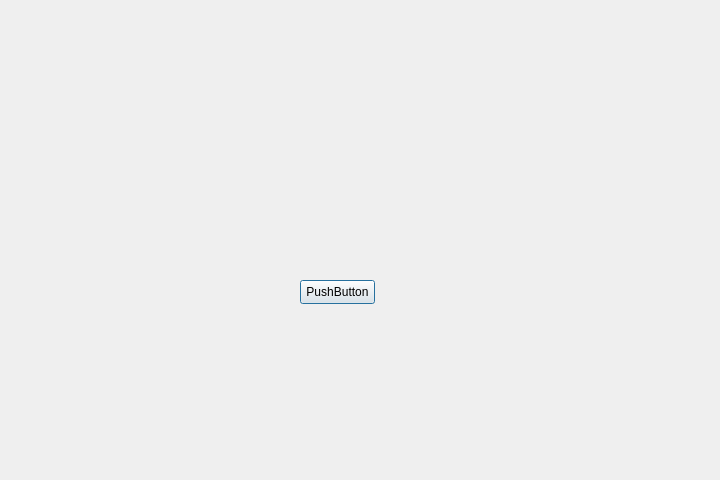
First picture: the form in assistentepython.ui, repository dgtyPedro/Assistente-Virtual-Python, before the edit.
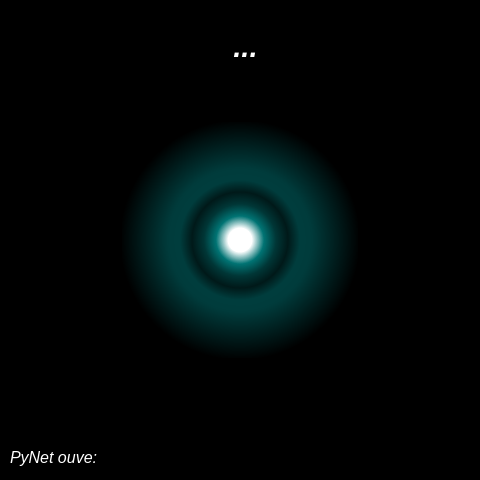
Second picture: the form after the edit.

Diff of the .ui file:
```diff
--- a/assistentepython.ui
+++ b/assistentepython.ui
@@ -6,36 +6,125 @@
    <rect>
     <x>0</x>
     <y>0</y>
-    <width>720</width>
+    <width>480</width>
     <height>480</height>
    </rect>
   </property>
   <property name="minimumSize">
    <size>
-    <width>720</width>
+    <width>480</width>
     <height>480</height>
    </size>
   </property>
   <property name="maximumSize">
    <size>
-    <width>720</width>
+    <width>480</width>
     <height>480</height>
    </size>
   </property>
   <property name="windowTitle">
    <string>Dialog</string>
   </property>
+  <property name="styleSheet">
+   <string notr="true">background-color:black</string>
+  </property>
   <widget class="QPushButton" name="pushButton">
+   <property name="enabled">
+    <bool>true</bool>
+   </property>
    <property name="geometry">
     <rect>
-     <x>300</x>
-     <y>280</y>
-     <width>75</width>
-     <height>24</height>
+     <x>120</x>
+     <y>120</y>
+     <width>240</width>
+     <height>240</height>
     </rect>
    </property>
+   <property name="maximumSize">
+    <size>
+     <width>240</width>
+     <height>240</height>
+    </size>
+   </property>
+   <property name="mouseTracking">
+    <bool>true</bool>
+   </property>
+   <property name="styleSheet">
+    <string notr="true">QPushButton:hover
+{
+background-color:qradialgradient(spread:pad, cx:0.5, cy:0.5, radius:0.5, fx:0.5, fy:0.5, stop:0 rgba(255, 255, 255, 255), stop:0.1 rgba(255, 255, 255, 255), stop:0.2 rgba(255, 176, 176, 167), stop:0.3 rgba(255, 151, 151, 92), stop:0.4 rgba(255, 125, 125, 51), stop:0.5 rgba(255, 76, 76, 205), stop:0.52 rgba(255, 76, 76, 205), stop:0.6 rgba(255, 180, 180, 84), stop:1 rgba(255, 255, 255, 0));
+border: 2px solid black;
+}
+
+QPushButton
+{
+background-color:qradialgradient(spread:pad, cx:0.5, cy:0.5, radius:0.5, fx:0.5, fy:0.5, stop:0 rgba(255, 255, 255, 255), stop:0.1 rgba(255, 255, 255, 255), stop:0.2 rgba(0, 176, 176, 167), stop:0.3 rgba(0, 151, 151, 92), stop:0.4 rgba(0, 125, 125, 51), stop:0.5 rgba(0, 76, 76, 205), stop:0.52 rgba(0, 76, 76, 205), stop:0.6 rgba(0, 180, 180, 84), stop:1 rgba(255, 255, 255, 0));
+
+
+
+border: 2px solid black;
+}</string>
+   </property>
    <property name="text">
-    <string>PushButton</string>
+    <string/>
+   </property>
+  </widget>
+  <widget class="QLabel" name="label">
+   <property name="enabled">
+    <bool>true</bool>
+   </property>
+   <property name="geometry">
+    <rect>
+     <x>160</x>
+     <y>30</y>
+     <width>171</width>
+     <height>31</height>
+    </rect>
+   </property>
+   <property name="layoutDirection">
+    <enum>Qt::LeftToRight</enum>
+   </property>
+   <property name="text">
+    <string>&lt;!DOCTYPE HTML PUBLIC &quot;-//W3C//DTD HTML 4.0//EN&quot; &quot;http://www.w3.org/TR/REC-html40/strict.dtd&quot;&gt;
+&lt;html&gt;&lt;head&gt;&lt;meta name=&quot;qrichtext&quot; content=&quot;1&quot; /&gt;&lt;meta charset=&quot;utf-8&quot; /&gt;&lt;style type=&quot;text/css&quot;&gt;
+p, li { white-space: pre-wrap; }
+&lt;/style&gt;&lt;/head&gt;&lt;body style=&quot; font-family:'Segoe UI'; font-size:9pt; font-weight:400; font-style:normal;&quot;&gt;
+&lt;p align=&quot;center&quot; style=&quot; margin-top:12px; margin-bottom:12px; margin-left:0px; margin-right:0px; -qt-block-indent:0; text-indent:0px;&quot;&gt;&lt;span style=&quot; font-size:22pt; font-weight:700; font-style:italic; color:#ffffff;&quot;&gt;...&lt;/span&gt;&lt;/p&gt;&lt;/body&gt;&lt;/html&gt;</string>
+   </property>
+   <property name="textFormat">
+    <enum>Qt::RichText</enum>
+   </property>
+   <property name="scaledContents">
+    <bool>false</bool>
+   </property>
+   <property name="alignment">
+    <set>Qt::AlignHCenter|Qt::AlignTop</set>
+   </property>
+  </widget>
+  <widget class="QLabel" name="label_2">
+   <property name="geometry">
+    <rect>
+     <x>20</x>
+     <y>420</y>
+     <width>441</width>
+     <height>41</height>
+    </rect>
+   </property>
+   <property name="text">
+    <string>&lt;html&gt;&lt;head/&gt;&lt;body&gt;&lt;p&gt;&lt;br/&gt;&lt;span style=&quot; font-size:12pt; font-style:italic; color:#ffffff;&quot;&gt;PyNet diz:&lt;/span&gt;&lt;/p&gt;&lt;/body&gt;&lt;/html&gt;</string>
+   </property>
+  </widget>
+  <widget class="QLabel" name="label_3">
+   <property name="geometry">
+    <rect>
+     <x>10</x>
+     <y>430</y>
+     <width>441</width>
+     <height>41</height>
+    </rect>
+   </property>
+   <property name="text">
+    <string>&lt;html&gt;&lt;head/&gt;&lt;body&gt;&lt;p&gt;&lt;span style=&quot; color:#ffffff;&quot;&gt;&lt;br/&gt;&lt;/span&gt;&lt;span style=&quot; font-size:12pt; font-style:italic; color:#ffffff;&quot;&gt;PyNet ouve:&lt;/span&gt;&lt;/p&gt;&lt;/body&gt;&lt;/html&gt;</string>
    </property>
   </widget>
  </widget>
```
